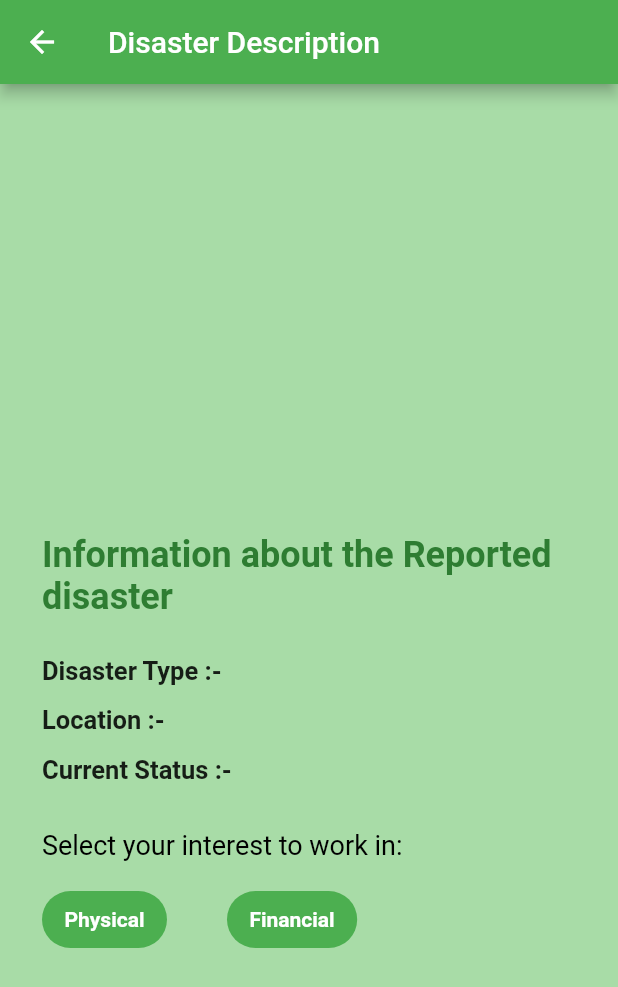
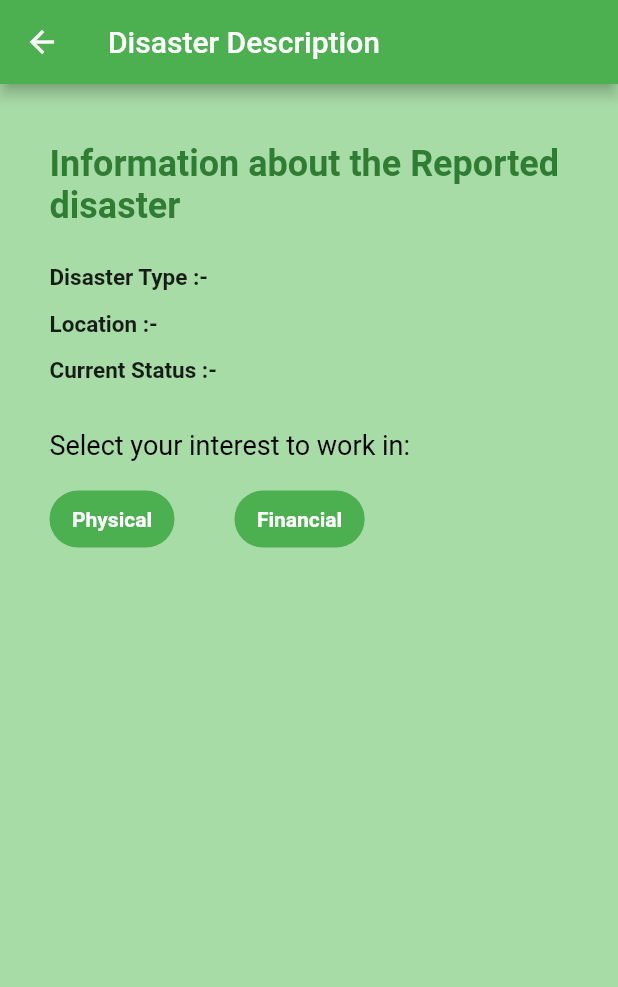
Before and after one commit to Shridhar-Atram/Disaster_Management, a Flutter app: the DisasterDesc screen opened directly with empty values, on a phone screen of 412 x 824 dp. Shown: the top 987 px of the screen. Run offline on Flutter 3.47's test engine with Material 2 defaults, Android fonts, the light colour scheme and no system bars; drawn by our look-alikes of carousel_slider; our stand-ins replace cloud_firestore, firebase_analytics, firebase_auth, firebase_core, firebase_messaging, firebase_storage and 14 more; missing offline and left inert: multi_image_picker, razorpay_flutter; accounts and stored records are empty.

Commit message:
condition for no images is added in DisasterDesc

```diff
--- a/lib/src/features/volunteer/DisasterDesc.dart
+++ b/lib/src/features/volunteer/DisasterDesc.dart
@@ -30,6 +30,7 @@ class DisasterDesc extends StatelessWidget {
         body: Container(
           //backgroundColor: Colors.green,
           child: Column(children: [
+            if(!images.isEmpty)
             Container(
 
               padding:EdgeInsets.all(5.0),
@@ -52,11 +53,14 @@ class DisasterDesc extends StatelessWidget {
                     aspectRatio: 16 / 9,
                     autoPlayCurve: Curves.fastOutSlowIn,
                     enableInfiniteScroll: true,
-                    autoPlayAnimationDuration: Duration(milliseconds: 800),
+                    autoPlayAnimationDuration: Duration(milliseconds: 600),
                     viewportFraction: 0.8,
                   )),
             ),
             Container(
+                width: MediaQuery.of(context).size.width,
+                padding: EdgeInsets.symmetric(horizontal: 3.0, vertical: 8.0),
+                margin: EdgeInsets.symmetric(horizontal: 2.0, vertical: 3.0),
               //child: Center(
               child: Padding(
                 padding: const EdgeInsets.all(28.0),
@@ -80,14 +84,14 @@ class DisasterDesc extends StatelessWidget {
                       children: [
                         Text("Disaster Type :-",
                             style: TextStyle(
-                              fontSize: 17.0,
+                              fontSize: 15.0,
                               fontWeight: FontWeight.bold,
                               // color: Color.fromARGB(153, 23, 1, 1),
                             )),
                         SizedBox(width: 10.0),
                         Text(itemDisaster,
                             style: TextStyle(
-                              fontSize: 15.0,
+                              fontSize: 13.0,
                               fontWeight: FontWeight.bold,
                               color: Color.fromARGB(153, 23, 1, 1),
                             )),
@@ -101,14 +105,14 @@ class DisasterDesc extends StatelessWidget {
                       children: [
                         Text("Location :-",
                             style: TextStyle(
-                              fontSize: 17.0,
+                              fontSize: 15.0,
                               fontWeight: FontWeight.bold,
                               // color: Color.fromARGB(153, 23, 1, 1),
                             )),
                         SizedBox(width: 10.0),
                         Text(area,
                             style: TextStyle(
-                              fontSize: 15.0,
+                              fontSize: 13.0,
                               fontWeight: FontWeight.bold,
                               color: Color.fromARGB(153, 23, 1, 1),
                             )),
@@ -122,14 +126,14 @@ class DisasterDesc extends StatelessWidget {
                       children: [
                         Text("Current Status :-",
                             style: TextStyle(
-                              fontSize: 17.0,
+                              fontSize: 15.0,
                               fontWeight: FontWeight.bold,
                               // color: Color.fromARGB(153, 23, 1, 1),
                             )),
                         SizedBox(width: 10.0),
                         Text(currentStatus,
                             style: TextStyle(
-                              fontSize: 15.0,
+                              fontSize: 13.0,
                               fontWeight: FontWeight.bold,
                               color: Color.fromARGB(153, 23, 1, 1),
                             )),
```
